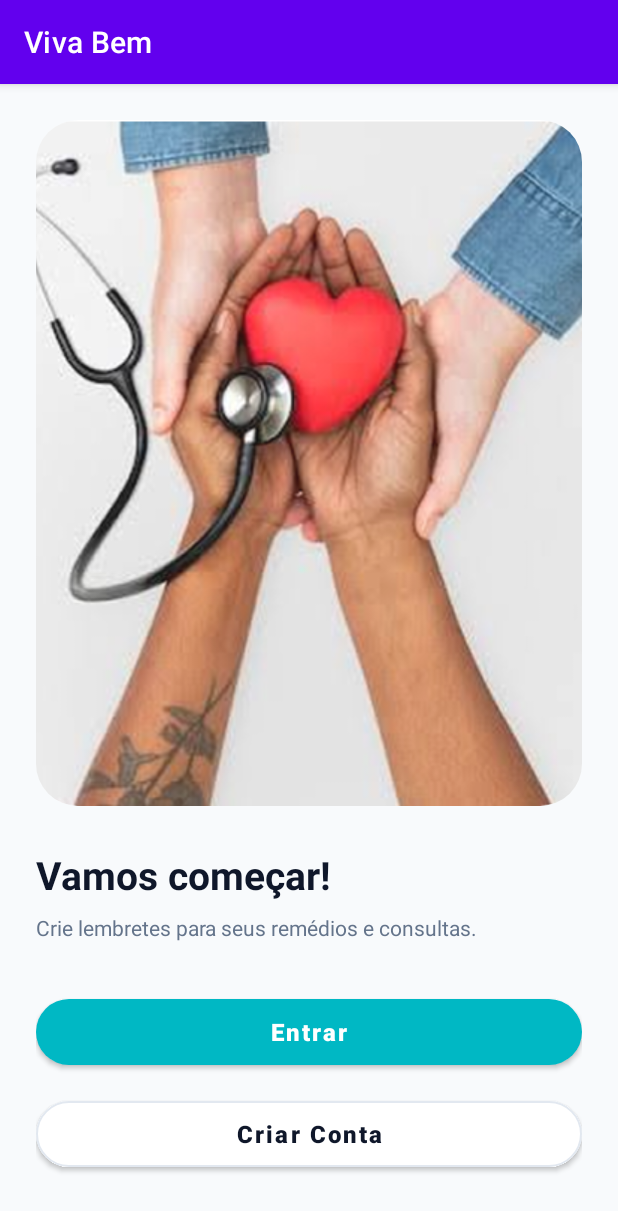
After one commit to adrianegonaves/mobile_device_programming_project, an Android app: the OnboardingActivity screen opened directly, with no data from a screen before it, on a phone screen of 412 x 824 dp. The commit adds this screen. Shown: the top 1211 px of the screen. Run offline under Robolectric (Android 15) with nearby library versions, the phone set to English and light mode, and no system bars.

Commit message:
task: Adicionar OnboardingActivity java e xml

```diff
--- a/app/src/main/AndroidManifest.xml
+++ b/app/src/main/AndroidManifest.xml
@@ -45,6 +45,10 @@
             android:name=".SplashActivity"
             android:exported="false"
             android:windowSoftInputMode="adjustResize" />
+        <activity
+            android:name=".OnboardingActivity"
+            android:exported="false"
+            android:windowSoftInputMode="adjustResize" />
     </application>
 
 </manifest>
--- /dev/null
+++ b/app/src/main/java/pdm/projeto/vivabemapp/OnboardingActivity.java
@@ -0,0 +1,36 @@
+package pdm.projeto.vivabemapp;
+
+import android.content.Intent;
+import android.os.Bundle;
+import android.view.View;
+import androidx.appcompat.app.AppCompatActivity;
+import com.google.android.material.button.MaterialButton;
+
+public class OnboardingActivity extends AppCompatActivity {
+
+    @Override
+    protected void onCreate(Bundle savedInstanceState) {
+        super.onCreate(savedInstanceState);
+        setContentView(R.layout.activity_onboarding);
+
+        MaterialButton btnEntrar = findViewById(R.id.btnEntrar);
+        MaterialButton btnCriarConta = findViewById(R.id.btnCriarConta);
+
+        btnEntrar.setOnClickListener(new View.OnClickListener() {
+            @Override
+            public void onClick(View v) {
+                // Avança para a MainActivity (ou futuramente LoginActivity)
+                Intent intent = new Intent(OnboardingActivity.this, MainActivity.class);
+                startActivity(intent);
+                finish();
+            }
+        });
+
+        btnCriarConta.setOnClickListener(new View.OnClickListener() {
+            @Override
+            public void onClick(View v) {
+                // Futuramente abrirá RegisterActivity
+            }
+        });
+    }
+}
--- a/app/src/main/java/pdm/projeto/vivabemapp/SplashActivity.java
+++ b/app/src/main/java/pdm/projeto/vivabemapp/SplashActivity.java
@@ -1,24 +1,26 @@
 package pdm.projeto.vivabemapp;
 
+import android.content.Intent;
 import android.os.Bundle;
-
-import androidx.activity.EdgeToEdge;
+import android.os.Handler;
+import android.os.Looper;
 import androidx.appcompat.app.AppCompatActivity;
-import androidx.core.graphics.Insets;
-import androidx.core.view.ViewCompat;
-import androidx.core.view.WindowInsetsCompat;
 
 public class SplashActivity extends AppCompatActivity {
 
     @Override
     protected void onCreate(Bundle savedInstanceState) {
         super.onCreate(savedInstanceState);
-        EdgeToEdge.enable(this);
         setContentView(R.layout.activity_splash);
-        ViewCompat.setOnApplyWindowInsetsListener(findViewById(R.id.main), (v, insets) -> {
-            Insets systemBars = insets.getInsets(WindowInsetsCompat.Type.systemBars());
-            v.setPadding(systemBars.left, systemBars.top, systemBars.right, systemBars.bottom);
-            return insets;
-        });
+
+        // Espera 2.5 segundos e avança para o Onboarding
+        new Handler(Looper.getMainLooper()).postDelayed(new Runnable() {
+            @Override
+            public void run() {
+                Intent intent = new Intent(SplashActivity.this, OnboardingActivity.class);
+                startActivity(intent);
+                finish(); // Impede voltar à splash ao clicar no botão "Retroceder"
+            }
+        }, 2500);
     }
 }
--- /dev/null
+++ b/app/src/main/res/layout/activity_onboarding.xml
@@ -0,0 +1,91 @@
+<?xml version="1.0" encoding="utf-8"?>
+<androidx.constraintlayout.widget.ConstraintLayout
+    xmlns:android="http://schemas.android.com/apk/res/android"
+    xmlns:app="http://schemas.android.com/apk/res-auto"
+    android:layout_width="match_parent"
+    android:layout_height="match_parent"
+    android:background="#F8FAFC"
+    android:padding="24dp">
+
+    <!-- Imagem com cantos arredondados no topo -->
+    <androidx.cardview.widget.CardView
+        android:id="@+id/cardHero"
+        android:layout_width="0dp"
+        android:layout_height="0dp"
+        app:cardCornerRadius="28dp"
+        app:cardElevation="0dp"
+        app:layout_constraintTop_toTopOf="parent"
+        app:layout_constraintBottom_toTopOf="@id/tvTitle"
+        app:layout_constraintStart_toStartOf="parent"
+        app:layout_constraintEnd_toEndOf="parent"
+        android:layout_marginBottom="28dp">
+
+        <ImageView
+            android:layout_width="match_parent"
+            android:layout_height="match_parent"
+            android:scaleType="centerCrop"
+            android:src="@drawable/img_onboarding_heart"
+            android:contentDescription="Cuidados de saúde" />
+    </androidx.cardview.widget.CardView>
+
+    <TextView
+        android:id="@+id/tvTitle"
+        android:layout_width="0dp"
+        android:layout_height="wrap_content"
+        android:text="Vamos começar!"
+        android:textColor="#0F172A"
+        android:textSize="26sp"
+        android:textStyle="bold"
+        app:layout_constraintBottom_toTopOf="@id/tvSubtitle"
+        app:layout_constraintStart_toStartOf="parent"
+        app:layout_constraintEnd_toEndOf="parent"
+        android:layout_marginBottom="8dp" />
+
+    <TextView
+        android:id="@+id/tvSubtitle"
+        android:layout_width="0dp"
+        android:layout_height="wrap_content"
+        android:text="Crie lembretes para seus remédios e consultas."
+        android:textColor="#64748B"
+        android:textSize="14sp"
+        app:layout_constraintBottom_toTopOf="@id/btnEntrar"
+        app:layout_constraintStart_toStartOf="parent"
+        app:layout_constraintEnd_toEndOf="parent"
+        android:layout_marginBottom="32dp" />
+
+    <!-- Botão Principal (Entrar) -->
+    <com.google.android.material.button.MaterialButton
+        android:id="@+id/btnEntrar"
+        android:layout_width="0dp"
+        android:layout_height="56dp"
+        android:text="Entrar"
+        android:textAllCaps="false"
+        android:textSize="16sp"
+        android:textStyle="bold"
+        app:backgroundTint="#00B8C4"
+        app:cornerRadius="28dp"
+        app:layout_constraintBottom_toTopOf="@id/btnCriarConta"
+        app:layout_constraintStart_toStartOf="parent"
+        app:layout_constraintEnd_toEndOf="parent"
+        android:layout_marginBottom="12dp" />
+
+    <!-- Botão Secundário (Criar Conta) -->
+    <com.google.android.material.button.MaterialButton
+        android:id="@+id/btnCriarConta"
+        android:layout_width="0dp"
+        android:layout_height="56dp"
+        android:text="Criar Conta"
+        android:textColor="#0F172A"
+        android:textAllCaps="false"
+        android:textSize="16sp"
+        android:textStyle="bold"
+        app:backgroundTint="#FFFFFF"
+        app:strokeColor="#E2E8F0"
+        app:strokeWidth="1dp"
+        app:cornerRadius="28dp"
+        app:layout_constraintBottom_toBottomOf="parent"
+        app:layout_constraintStart_toStartOf="parent"
+        app:layout_constraintEnd_toEndOf="parent"
+        android:layout_marginBottom="16dp" />
+
+</androidx.constraintlayout.widget.ConstraintLayout>
```
